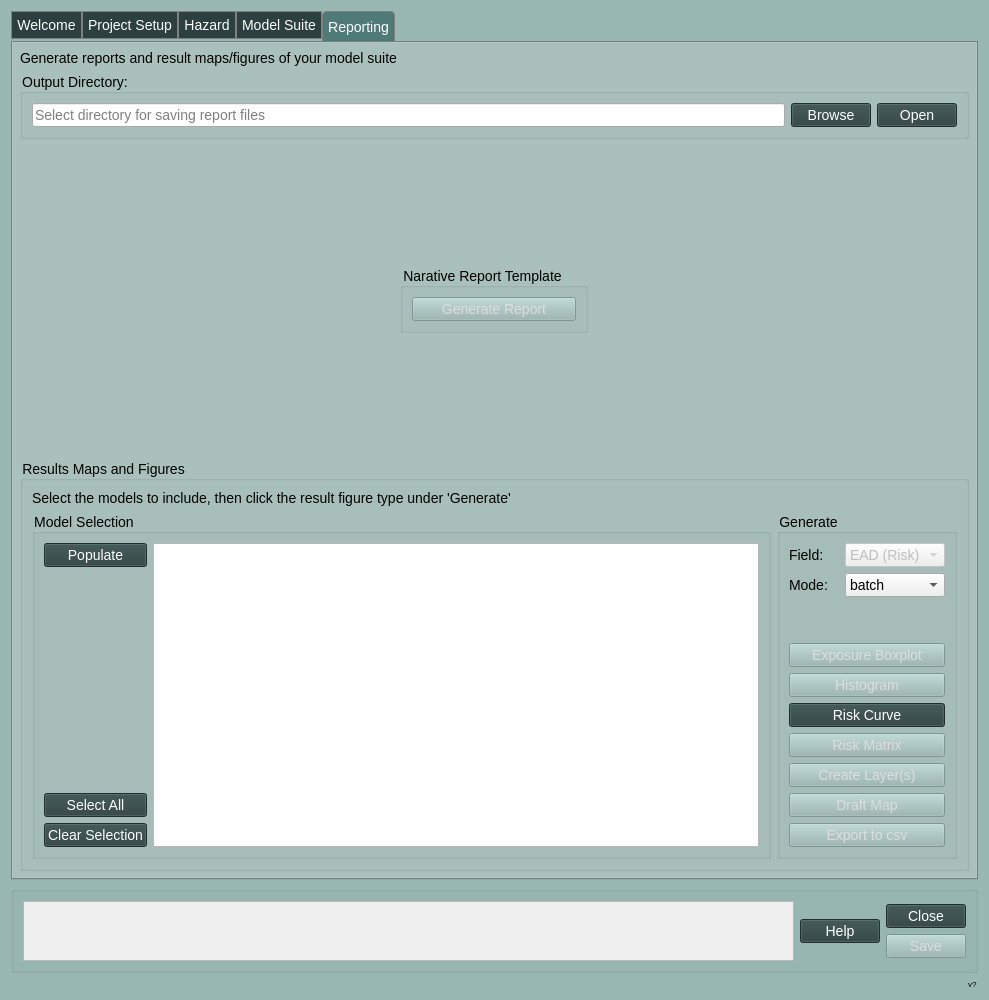
Before: the Qt Designer form canflood2/canflood2_dialog_main.ui in cefect/CanFlood2, drawn with Qt 5.
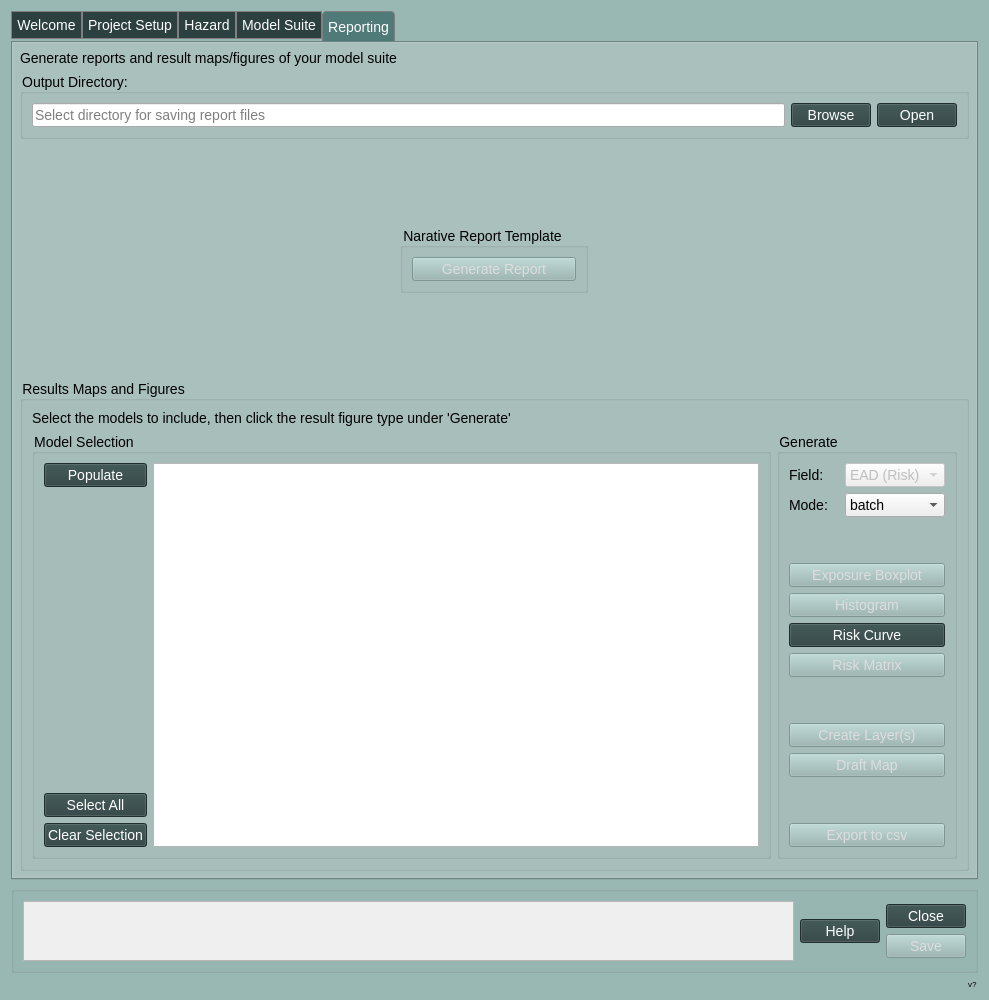
After: the same form once the commit is applied. The open tabs and pages were chosen to show the change. Icons and pictures are not drawn. Custom widgets are drawn as their Qt base class.

Commit message: reporting tab space out buttons

The edit to the form file:
```diff
--- a/canflood2/canflood2_dialog_main.ui
+++ b/canflood2/canflood2_dialog_main.ui
@@ -1531,6 +1531,19 @@
                  </property>
                 </widget>
                </item>
+               <item>
+                <spacer name="verticalSpacer_9">
+                 <property name="orientation">
+                  <enum>Qt::Vertical</enum>
+                 </property>
+                 <property name="sizeHint" stdset="0">
+                  <size>
+                   <width>20</width>
+                   <height>40</height>
+                  </size>
+                 </property>
+                </spacer>
+               </item>
                <item>
                 <widget class="QPushButton" name="pushButton_36">
                  <property name="enabled">
@@ -1551,6 +1564,19 @@
                  </property>
                 </widget>
                </item>
+               <item>
+                <spacer name="verticalSpacer_10">
+                 <property name="orientation">
+                  <enum>Qt::Vertical</enum>
+                 </property>
+                 <property name="sizeHint" stdset="0">
+                  <size>
+                   <width>20</width>
+                   <height>40</height>
+                  </size>
+                 </property>
+                </spacer>
+               </item>
                <item>
                 <widget class="QPushButton" name="pushButton_3">
                  <property name="enabled">
```
